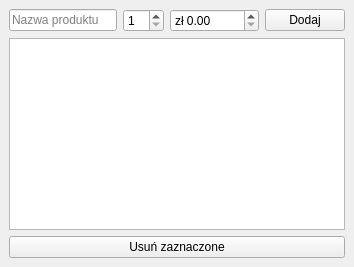
Before: the Qt Designer form shoppinglist/shoppinglistwindow.ui in SoichiroJap/sklepik, drawn with Qt 5.
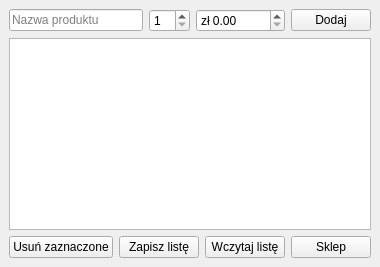
After: the same form once the commit is applied.

Commit message: zapisanie listy

Patch:
```diff
--- a/shoppinglist/shoppinglistwindow.ui
+++ b/shoppinglist/shoppinglistwindow.ui
@@ -58,11 +58,36 @@
     </item>
 
     <item>
+     <layout class="QHBoxLayout" name="buttonLayout">
+      <item>
      <widget class="QPushButton" name="pushButtonDelete">
       <property name="text">
        <string>Usuń zaznaczone</string>
       </property>
      </widget>
+      </item>
+      <item>
+       <widget class="QPushButton" name="pushButtonSave">
+        <property name="text">
+         <string>Zapisz listę</string>
+        </property>
+       </widget>
+      </item>
+      <item>
+       <widget class="QPushButton" name="pushButtonLoad">
+        <property name="text">
+         <string>Wczytaj listę</string>
+        </property>
+       </widget>
+      </item>
+      <item>
+       <widget class="QPushButton" name="pushButtonStore">
+        <property name="text">
+         <string>Sklep</string>
+        </property>
+       </widget>
+      </item>
+     </layout>
     </item>
 
    </layout>
```
Lines whose indentation alone changed are shown as unchanged. The commit also changes 2 other files.
